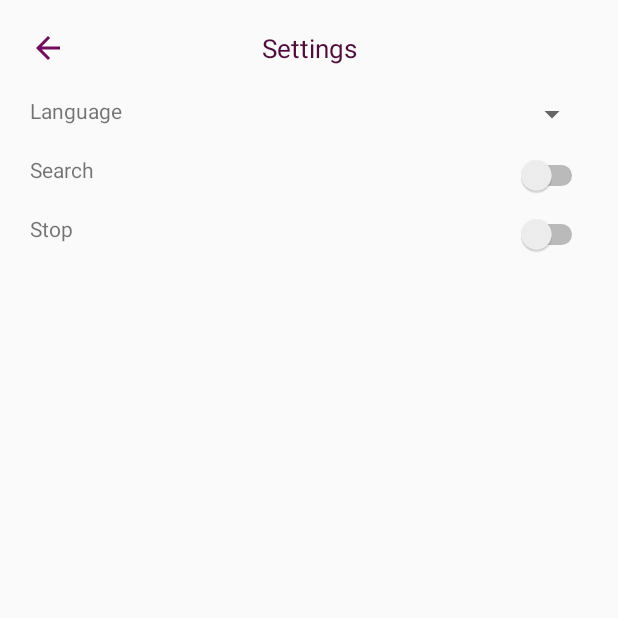
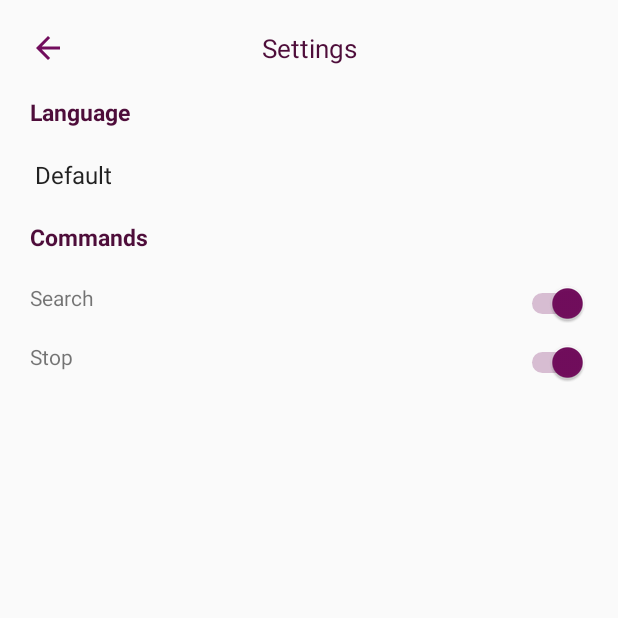
Before and after one commit to pranavjayaraj/Speech-To-Text, an Android app: the screen it shows after launch (Settings before the commit, SettingsActivity after it), after a tap on an icon or button, on a phone screen of 412 x 824 dp, the top half of it. Run offline under Robolectric (Android 15) with nearby library versions, the phone set to English and light mode, and no system bars; libraries missing offline, so code that uses them is left out: com.google.auth.oauth2, com.google.cloud.speech, io.grpc, io.grpc.internal, io.grpc.okhttp and 1 more; 2 statements that could not run were skipped.

Commit message:
select language code

```diff
--- a/app/src/main/java/com/pranavjayaraj/intellimind/Recent/RecentAdapter.java
+++ b/app/src/main/java/com/pranavjayaraj/intellimind/Adapter/RecentAdapter.java
@@ -1,16 +1,15 @@
-package com.pranavjayaraj.intellimind.Recent;
+package com.pranavjayaraj.intellimind.Adapter;
 
 import android.content.Context;
 import android.content.Intent;
 import android.view.LayoutInflater;
 import android.view.View;
 import android.view.ViewGroup;
-import android.widget.Button;
 import android.widget.TextView;
 
 import androidx.recyclerview.widget.RecyclerView;
 import com.pranavjayaraj.intellimind.R;
-import com.pranavjayaraj.intellimind.SearchActivity;
+import com.pranavjayaraj.intellimind.UI.SearchActivity;
 
 import java.util.List;
 
--- a/app/src/main/java/com/pranavjayaraj/intellimind/Database/DatabaseHandler.java
+++ b/app/src/main/java/com/pranavjayaraj/intellimind/Database/DatabaseHandler.java
@@ -14,7 +14,7 @@ import android.database.sqlite.SQLiteDatabase;
 import android.database.sqlite.SQLiteOpenHelper;
 import android.util.Log;
 
-import com.pranavjayaraj.intellimind.SearchObject;
+import com.pranavjayaraj.intellimind.Model.SearchObject;
 
 public class DatabaseHandler extends SQLiteOpenHelper {
 
--- a/app/src/main/java/com/pranavjayaraj/intellimind/SearchObject.java
+++ b/app/src/main/java/com/pranavjayaraj/intellimind/Model/SearchObject.java
@@ -1,4 +1,4 @@
-package com.pranavjayaraj.intellimind;
+package com.pranavjayaraj.intellimind.Model;
 
 public class SearchObject {
     public String objectName;
--- a/app/src/main/java/com/pranavjayaraj/intellimind/Settings.java
+++ /dev/null
@@ -1,16 +0,0 @@
-package com.pranavjayaraj.intellimind;
-
-import android.os.Bundle;
-
-import androidx.annotation.Nullable;
-import androidx.appcompat.app.AppCompatActivity;
-
-public class Settings extends AppCompatActivity
-{
-
-    @Override
-    protected void onCreate(@Nullable Bundle savedInstanceState) {
-        super.onCreate(savedInstanceState);
-        setContentView(R.layout.settings);
-    }
-}
--- a/app/src/main/java/com/pranavjayaraj/intellimind/MainActivity.java
+++ b/app/src/main/java/com/pranavjayaraj/intellimind/UI/MainActivity.java
@@ -1,4 +1,4 @@
-package com.pranavjayaraj.intellimind;
+package com.pranavjayaraj.intellimind.UI;
 import android.Manifest;
 import android.content.ComponentName;
 import android.content.Context;
@@ -28,13 +28,19 @@ import androidx.core.content.res.ResourcesCompat;
 import androidx.recyclerview.widget.DefaultItemAnimator;
 import androidx.recyclerview.widget.LinearLayoutManager;
 import androidx.recyclerview.widget.RecyclerView;
-
 import com.airbnb.lottie.LottieAnimationView;
 import com.google.gson.Gson;
 import com.google.gson.reflect.TypeToken;
 import com.pranavjayaraj.intellimind.Database.DatabaseHandler;
-import com.pranavjayaraj.intellimind.Recent.RecentAdapter;
-import com.pranavjayaraj.intellimind.AutoComplete.*;
+import com.pranavjayaraj.intellimind.Adapter.RecentAdapter;
+import com.pranavjayaraj.intellimind.Model.SearchObject;
+import com.pranavjayaraj.intellimind.R;
+import com.pranavjayaraj.intellimind.Service.CloudSpeechService;
+import com.pranavjayaraj.intellimind.Util.SearchSuggestion.CustomAutoCompleteTextChangedListener;
+import com.pranavjayaraj.intellimind.Util.SearchSuggestion.CustomAutoCompleteView;
+import com.pranavjayaraj.intellimind.Util.VoiceRecorder;
+import com.pranavjayaraj.intellimind.Util.VoiceView;
+
 import java.lang.reflect.Type;
 import java.util.ArrayList;
 import java.util.List;
@@ -82,6 +88,7 @@ public class MainActivity extends AppCompatActivity implements VoiceView.OnRecor
     public void onCreate(@Nullable Bundle savedInstanceState) {
         super.onCreate(savedInstanceState);
         sharedPreferences = getSharedPreferences("USER", MODE_PRIVATE);
+        editor = sharedPreferences.edit();
         getWindow().addFlags(WindowManager.LayoutParams.FLAG_KEEP_SCREEN_ON);
         getWindow().setFlags(WindowManager.LayoutParams.FLAG_FULLSCREEN,
                 WindowManager.LayoutParams.FLAG_FULLSCREEN);
@@ -91,12 +98,12 @@ public class MainActivity extends AppCompatActivity implements VoiceView.OnRecor
         settings.setOnClickListener(new View.OnClickListener() {
             @Override
             public void onClick(View view) {
-                Intent settings = new Intent(MainActivity.this,Settings.class);
+                Intent settings = new Intent(MainActivity.this, SettingsActivity.class);
                 startActivity(settings);
             }
         });
         recyclerView = (RecyclerView) findViewById(R.id.recycler_view);
-        editor = sharedPreferences.edit();
+        sharedPreferences.getString("language","En-US");
         search = (CustomAutoCompleteView) findViewById(R.id.search);
         imageButton = (ImageButton) findViewById(R.id.search_icon);
         imageButton.setOnClickListener(new View.OnClickListener() {
@@ -106,6 +113,10 @@ public class MainActivity extends AppCompatActivity implements VoiceView.OnRecor
                 {
                     insertSearchData();
                     SaveToRecent();
+                    if(mIsRecording)
+                    {
+                        stopListening();
+                    }
                     Intent searchActivity = new Intent(MainActivity.this, SearchActivity.class);
                     searchActivity.putExtra("query",search.getText().toString());
                     startActivity(searchActivity);
@@ -136,8 +147,8 @@ public class MainActivity extends AppCompatActivity implements VoiceView.OnRecor
         } catch (Exception e) {
             e.printStackTrace();
         }
+        ReadRecent();
 
-        ReadRecent();
     }
 
     // this function is used in CustomAutoCompleteTextChangedListener.java
@@ -217,40 +228,6 @@ public class MainActivity extends AppCompatActivity implements VoiceView.OnRecor
             databaseH.create(new SearchObject(search.getText().toString()));
     }
 
-    @Override
-    public void onStart() {
-        super.onStart();
-        // Prepare Cloud Speech API
-        bindService(new Intent(this, CloudSpeechService.class), mServiceConnection,
-                BIND_AUTO_CREATE);
-        // Start listening to voices
-        if (ActivityCompat.checkSelfPermission(this, Manifest.permission.RECORD_AUDIO)
-                == PackageManager.PERMISSION_GRANTED) {
-        } else if (ActivityCompat.shouldShowRequestPermissionRationale(this,
-                Manifest.permission.RECORD_AUDIO)) {
-            showPermissionMessageDialog();
-        } else {
-            ActivityCompat.requestPermissions(this, new String[]{Manifest.permission.RECORD_AUDIO},
-                    REQUEST_RECORD_AUDIO_PERMISSION);
-        }
-    }
-
-    @Override
-    public void onStop() {
-
-        // Stop listening to voice
-        stopVoiceRecorder();
-
-        // Stop Cloud Speech API
-        if (mCloudSpeechService != null) {
-            mCloudSpeechService.removeListener(mCloudSpeechServiceListener);
-            unbindService(mServiceConnection);
-            mCloudSpeechService = null;
-        }
-
-        super.onStop();
-    }
-
     private void initViews() {
 
         mSavedText = "Hello";
@@ -280,8 +257,10 @@ public class MainActivity extends AppCompatActivity implements VoiceView.OnRecor
                     }
                     else
                         {
+                            if(text.toLowerCase().contains("search"))
+                            {
                                 // Check if the user has spoken the word SEARCH
-                            if (text.toLowerCase().contains("search"))
+                                 if (sharedPreferences.getBoolean("search",true))
                                      {
                             // Check if the user is searching for an empty query
                                         if ((!search.getText().toString().isEmpty()))
@@ -289,10 +268,15 @@ public class MainActivity extends AppCompatActivity implements VoiceView.OnRecor
                                             startSearch(); // Start searching
                                             }
                                      }
+                            }
                             // Check if the user has spoken the word STOP
                              else if (text.toLowerCase().contains("stop"))
                                      {
-                            stopSearch();// Stop searching
+
+                                    if(sharedPreferences.getBoolean("stop",true))
+                                        {
+                                            stopListening();// Stop searching
+                                        }
                                       }
                              else
                                     {
@@ -324,8 +308,9 @@ public class MainActivity extends AppCompatActivity implements VoiceView.OnRecor
         @Override
         public void onVoiceStart() {
             showStatus(true);
-            if (mCloudSpeechService != null) {
-                mCloudSpeechService.startRecognizing(mVoiceRecorder.getSampleRate());
+            if (mCloudSpeechService != null)
+            {
+                mCloudSpeechService.startRecognizing(mVoiceRecorder.getSampleRate(), sharedPreferences.getString("language-code","Default"));
             }
         }
 
@@ -474,17 +459,17 @@ public class MainActivity extends AppCompatActivity implements VoiceView.OnRecor
     void startSearch() {
         insertSearchData();
         SaveToRecent();
-        search.setText("");
         stopVoiceRecorder();
         mStartStopBtn.changePlayButtonState(VoiceView.STATE_NORMAL);
         mPlayer = MediaPlayer.create(getApplicationContext(), R.raw.off);//Create MediaPlayer object with MP3 file under res/raw folder
         mPlayer.start();//Start playing the audio
         Intent searchActivity = new Intent(MainActivity.this, SearchActivity.class);
         searchActivity.putExtra("query",search.getText().toString());
+        search.setText("");
         startActivity(searchActivity);
     }
 
-    void stopSearch()
+    void stopListening()
     {
         search.setText("");
         stopVoiceRecorder();
@@ -493,4 +478,46 @@ public class MainActivity extends AppCompatActivity implements VoiceView.OnRecor
         mPlayer.start();
     }
 
+    @Override
+    public void onStart() {
+        super.onStart();
+        // Prepare Cloud Speech API
+        bindService(new Intent(this, CloudSpeechService.class), mServiceConnection,
+                BIND_AUTO_CREATE);
+        // Start listening to voices
+        if (ActivityCompat.checkSelfPermission(this, Manifest.permission.RECORD_AUDIO)
+                == PackageManager.PERMISSION_GRANTED) {
+        } else if (ActivityCompat.shouldShowRequestPermissionRationale(this,
+                Manifest.permission.RECORD_AUDIO)) {
+            showPermissionMessageDialog();
+        } else {
+            ActivityCompat.requestPermissions(this, new String[]{Manifest.permission.RECORD_AUDIO},
+                    REQUEST_RECORD_AUDIO_PERMISSION);
         }
+    }
+
+    @Override
+    public void onStop() {
+
+        // Stop listening to voice
+        if(mIsRecording) {
+            stopListening();
+        }
+
+        // Stop Cloud Speech API
+        if (mCloudSpeechService != null) {
+            mCloudSpeechService.removeListener(mCloudSpeechServiceListener);
+            unbindService(mServiceConnection);
+            mCloudSpeechService = null;
+        }
+
+        super.onStop();
+    }
+    @Override
+    public void onPause() {
+        super.onPause();
+        if (mIsRecording) {
+           stopListening();
+        }
+    }
+}
--- /dev/null
+++ b/app/src/main/java/com/pranavjayaraj/intellimind/UI/SettingsActivity.java
@@ -0,0 +1,145 @@
+package com.pranavjayaraj.intellimind.UI;
+
+import android.content.SharedPreferences;
+import android.content.res.Resources;
+import android.os.Bundle;
+import android.view.Gravity;
+import android.view.View;
+import android.view.ViewGroup;
+import android.widget.AdapterView;
+import android.widget.ArrayAdapter;
+import android.widget.CompoundButton;
+import android.widget.ImageButton;
+import android.widget.Spinner;
+import android.widget.Switch;
+import android.widget.TextView;
+
+import androidx.annotation.Nullable;
+import androidx.appcompat.app.AppCompatActivity;
+import com.pranavjayaraj.intellimind.R;
+
+public class SettingsActivity extends AppCompatActivity
+{
+    Switch search,stop;
+    Spinner language;
+    SharedPreferences.Editor editor;
+    SharedPreferences sharedPreferences;
+    String lang[]={};
+    String langCode[];
+    ImageButton back;
+
+    @Override
+    protected void onCreate(@Nullable Bundle savedInstanceState) {
+        super.onCreate(savedInstanceState);
+        setContentView(R.layout.settings);
+        back = (ImageButton) findViewById(R.id.back);
+        back.setOnClickListener(new View.OnClickListener() {
+            @Override
+            public void onClick(View view) {
+                onBackPressed();
+            }
+        });
+        Resources res = getResources();
+        sharedPreferences = getSharedPreferences("USER", MODE_PRIVATE);
+        editor = sharedPreferences.edit();
+        search = (Switch) findViewById(R.id.search);
+        search.setOnCheckedChangeListener(new CompoundButton.OnCheckedChangeListener() {
+            @Override
+            public void onCheckedChanged(CompoundButton compoundButton, boolean isChecked) {
+                if(isChecked)
+                {
+                    editor.putBoolean("search",true);
+                    editor.commit();
+                }
+                else
+                {
+                    editor.putBoolean("search",false);
+                    editor.commit();
+                }
+            }
+        });
+        stop = (Switch) findViewById(R.id.stop);
+        stop.setOnCheckedChangeListener(new CompoundButton.OnCheckedChangeListener() {
+            @Override
+            public void onCheckedChanged(CompoundButton compoundButton, boolean isChecked) {
+                if(isChecked)
+                {
+                    editor.putBoolean("stop",true);
+                    editor.commit();
+                }
+                else
+                {
+                    editor.putBoolean("stop",false);
+                    editor.commit();
+                }
+            }
+        });
+
+
+        language = (Spinner) findViewById(R.id.language);
+        lang= res.getStringArray( R.array.language);
+        langCode = res.getStringArray( R.array.language_code);
+        ArrayAdapter<String> arrayAdapter = new ArrayAdapter<String>(this,android.R.layout.simple_spinner_item, lang){
+            public View getView(int position, View convertView, ViewGroup parent)
+            {
+                View v = super.getView(position,convertView,parent);
+                ((TextView) v).setGravity(Gravity.END);
+
+                return v;
+            }
+            public View getDropDownView(int position, View convertView, ViewGroup parent)
+            {
+                View v = super.getDropDownView(position,convertView,parent);
+                ((TextView) v).setGravity(Gravity.END);
+                return v;
+            }
+        };
+        arrayAdapter.setDropDownViewResource(android.R.layout.simple_spinner_dropdown_item);
+        language.setAdapter(arrayAdapter);
+        language.setOnItemSelectedListener(new AdapterView.OnItemSelectedListener() {
+            @Override
+            public void onItemSelected(AdapterView<?> parent, View view, int position, long id) {
+                String code = langCode[position];
+                System.out.println("code "+code);
+                editor.putString("language-code",code);
+                editor.putInt("position",position);
+                editor.commit();
+            }
+            @Override
+            public void onNothingSelected(AdapterView <?> parent) {
+            }
+        });
+        getStart();
+        getStop();
+        getLanguage();
+    }
+
+    void getStart()
+    {
+     if(sharedPreferences.getBoolean("search",true))
+         {
+           search.setChecked(true);
+         }
+     else
+     {
+         search.setChecked(false);
+     }
+    }
+    void getStop()
+    {
+        if(sharedPreferences.getBoolean("stop",true))
+        {
+            stop.setChecked(true);
+        }
+        else
+        {
+            stop.setChecked(false);
+        }
+    }
+    void getLanguage()
+    {
+        language.setSelection(sharedPreferences.getInt("position",0));
+    }
+
+
+}
--- a/app/src/main/java/com/pranavjayaraj/intellimind/AutoComplete/CustomAutoCompleteTextChangedListener.java
+++ b/app/src/main/java/com/pranavjayaraj/intellimind/Util/SearchSuggestion/CustomAutoCompleteTextChangedListener.java
@@ -1,4 +1,4 @@
-package com.pranavjayaraj.intellimind.AutoComplete;
+package com.pranavjayaraj.intellimind.Util.SearchSuggestion;
 
 import android.content.Context;
 import android.text.Editable;
@@ -6,8 +6,8 @@ import android.text.InputFilter;
 import android.text.TextWatcher;
 import android.widget.ArrayAdapter;
 import android.widget.AutoCompleteTextView;
-import com.pranavjayaraj.intellimind.MainActivity;
-import com.pranavjayaraj.intellimind.Trie.Trie;
+import com.pranavjayaraj.intellimind.UI.MainActivity;
+import com.pranavjayaraj.intellimind.Util.Trie.Trie;
 import java.util.List;
 
 /**
--- a/app/src/main/java/com/pranavjayaraj/intellimind/AutoComplete/CustomAutoCompleteView.java
+++ b/app/src/main/java/com/pranavjayaraj/intellimind/Util/SearchSuggestion/CustomAutoCompleteView.java
@@ -1,4 +1,4 @@
-package com.pranavjayaraj.intellimind.AutoComplete;
+package com.pranavjayaraj.intellimind.Util.SearchSuggestion;
 
 /**
  * Created by Pranav on 26/8/19.
@@ -6,7 +6,6 @@ package com.pranavjayaraj.intellimind.AutoComplete;
 
 import android.content.Context;
 import android.util.AttributeSet;
-import android.widget.AutoCompleteTextView;
 
 import androidx.appcompat.widget.AppCompatAutoCompleteTextView;
 
--- a/app/src/main/java/com/pranavjayaraj/intellimind/Trie/Trie.java
+++ b/app/src/main/java/com/pranavjayaraj/intellimind/Util/Trie/Trie.java
@@ -1,4 +1,4 @@
-package com.pranavjayaraj.intellimind.Trie;
+package com.pranavjayaraj.intellimind.Util.Trie;
 
 /**
  * Created by Pranav on 27/8/19.
--- a/app/src/main/java/com/pranavjayaraj/intellimind/VoiceRecorder.java
+++ b/app/src/main/java/com/pranavjayaraj/intellimind/Util/VoiceRecorder.java
@@ -1,4 +1,4 @@
-package com.pranavjayaraj.intellimind;
+package com.pranavjayaraj.intellimind.Util;
 
 /**
  * Created by Pranav on 25/8/19.
--- a/app/src/main/java/com/pranavjayaraj/intellimind/VoiceView.java
+++ b/app/src/main/java/com/pranavjayaraj/intellimind/Util/VoiceView.java
@@ -1,4 +1,4 @@
-package com.pranavjayaraj.intellimind;
+package com.pranavjayaraj.intellimind.Util;
 
 import android.animation.AnimatorSet;
 import android.animation.ObjectAnimator;
@@ -13,6 +13,8 @@ import android.util.Log;
 import android.util.TypedValue;
 import android.view.MotionEvent;
 import android.view.View;
+
+import com.pranavjayaraj.intellimind.R;
 
 public class VoiceView extends View {
 
--- a/app/src/main/res/layout/searchlayout.xml
+++ b/app/src/main/res/layout/searchlayout.xml
@@ -14,6 +14,7 @@
         <ImageView
             android:layout_width="wrap_content"
             android:layout_marginLeft="10dp"
+            android:id="@+id/back"
             android:src="@drawable/ic_arrow_back_black_24dp"
             android:layout_height="wrap_content">
         </ImageView>
@@ -21,6 +22,7 @@
         <TextView
             android:layout_width="match_parent"
             android:id="@+id/query"
+            android:maxLines="1"
             android:textAlignment="center"
             android:layout_marginRight="34dp"
             android:textColor="@color/colorAccent"
--- a/app/src/main/res/layout/settings.xml
+++ b/app/src/main/res/layout/settings.xml
@@ -8,7 +8,9 @@
     android:layout_height="match_parent">
 
     <ImageButton
+        app:layout_constraintTop_toTopOf="parent"
         android:layout_width="wrap_content"
+        android:id="@+id/back"
         android:layout_marginStart="20dp"
         app:layout_constraintLeft_toLeftOf="parent"
         android:src="@drawable/ic_arrow_back_black_24dp"
@@ -32,6 +34,9 @@
     <TextView
         android:layout_width="wrap_content"
         android:text="Language"
+        android:textStyle="bold"
+        android:textColor="@color/colorPrimaryDark"
+        android:textSize="15sp"
         app:layout_constraintLeft_toLeftOf="parent"
         app:layout_constraintTop_toBottomOf="@+id/settings"
         android:id="@+id/lang"
@@ -39,50 +44,70 @@
         android:layout_height="wrap_content">
     </TextView>
 
+
     <TextView
+        android:id="@+id/commands"
         android:layout_width="wrap_content"
-        android:text="Search"
-        android:id="@+id/search"
+        android:layout_height="wrap_content"
+        android:layout_margin="20dp"
+        android:textColor="@color/colorPrimaryDark"
+        android:textSize="15sp"
+        android:textStyle="bold"
+        android:layout_marginLeft="20dp"
+        android:layout_marginTop="28dp"
+        android:text="Commands"
         app:layout_constraintLeft_toLeftOf="parent"
-        app:layout_constraintTop_toBottomOf="@+id/lang"
-        android:layout_margin="20dp"
-        android:layout_height="wrap_content">
+        app:layout_constraintTop_toBottomOf="@+id/language">
+
     </TextView>
 
     <TextView
         android:layout_width="wrap_content"
-        android:text="Stop"
-        android:id="@+id/stop"
+        android:text="Search"
+        android:id="@+id/searchtext"
         app:layout_constraintLeft_toLeftOf="parent"
-        app:layout_constraintTop_toBottomOf="@+id/search"
+        app:layout_constraintTop_toBottomOf="@+id/commands"
         android:layout_margin="20dp"
         android:layout_height="wrap_content">
     </TextView>
 
 
+    <TextView
+        android:layout_width="wrap_content"
+        android:text="Stop"
+        app:layout_constraintLeft_toLeftOf="parent"
+        app:layout_constraintTop_toBottomOf="@+id/searchtext"
+        android:layout_margin="20dp"
+        android:layout_height="wrap_content">
+    </TextView>
+
     <androidx.appcompat.widget.AppCompatSpinner
         android:layout_width="wrap_content"
-        android:layout_gravity="end"
-        android:id="@+id/spinner"
-        app:layout_constraintRight_toRightOf="@+id/cons"
-        app:layout_constraintTop_toBottomOf="@+id/settings"
-        android:layout_margin="20dp"
+        android:id="@+id/language"
+        android:background="@android:color/transparent"
+        app:layout_constraintLeft_toLeftOf="parent"
+        app:layout_constraintTop_toBottomOf="@+id/lang"
+        android:layout_marginTop="20dp"
+        android:layout_marginLeft="15dp"
+        android:layout_marginBottom="20dp"
         android:layout_height="wrap_content">
     </androidx.appcompat.widget.AppCompatSpinner>
 
     <Switch
         android:layout_width="wrap_content"
         android:layout_margin="20dp"
-        app:layout_constraintTop_toBottomOf="@+id/lang"
+        app:layout_constraintTop_toBottomOf="@+id/commands"
         app:layout_constraintRight_toRightOf="@+id/cons"
         android:layout_gravity="end"
+        android:id="@+id/search"
         android:layout_height="wrap_content">
     </Switch>
 
     <Switch
         android:layout_width="wrap_content"
         android:layout_margin="20dp"
-        app:layout_constraintTop_toBottomOf="@+id/search"
+        android:id="@+id/stop"
+        app:layout_constraintTop_toBottomOf="@+id/searchtext"
         app:layout_constraintRight_toRightOf="@+id/cons"
         android:layout_gravity="end"
         android:layout_height="wrap_content">
--- a/app/src/main/res/layout/speechlayout.xml
+++ b/app/src/main/res/layout/speechlayout.xml
@@ -28,7 +28,7 @@
 
         <TableRow>
 
-            <com.pranavjayaraj.intellimind.AutoComplete.CustomAutoCompleteView
+            <com.pranavjayaraj.intellimind.Util.SearchSuggestion.CustomAutoCompleteView
                 android:layout_width="match_parent"
                 android:layout_height="40dp"
                 android:layout_marginRight="15dp"
@@ -103,7 +103,7 @@
         android:layout_centerHorizontal="true"
         android:visibility="visible" >
 
-    <com.pranavjayaraj.intellimind.VoiceView
+    <com.pranavjayaraj.intellimind.Util.VoiceView
         android:id="@+id/recordButton"
         android:layout_width="100dp"
         android:layout_height="100dp"
--- /dev/null
+++ b/app/src/main/res/values/array.xml
@@ -0,0 +1,40 @@
+<?xml version="1.0" encoding="utf-8"?>
+<resources>
+    <string-array name="language">
+        <item>Default</item>
+        <item>English (Australia)</item>
+        <item>English (Canada)</item>
+        <item>English (Ghana)</item>
+        <item>English (Great Britain)</item>
+        <item>English (India)</item>
+        <item>English (Ireland)</item>
+        <item>English (Kenya)</item>
+        <item>English (New Zealand)</item>
+        <item>English (Nigeria)</item>
+        <item>English (Philippines)</item>
+        <item>English (Singapore)</item>
+        <item>English (South Africa)</item>
+        <item>English (Tanzania)</item>
+        <item>English (United States)</item>
+
+    </string-array>
+
+    <string-array name="language_code">
+        <item>Default</item>
+        <item>en-AU</item>
+        <item>en-CA</item>
+        <item>en-GH</item>
+        <item>en-GB</item>
+        <item>en-IN</item>
+        <item>en-IE</item>
+        <item>en-KE</item>
+        <item>en-NZ</item>
+        <item>en-NG</item>
+        <item>en-PH</item>
+        <item>en-SG</item>
+        <item>en-ZA</item>
+        <item>en-TZ</item>
+        <item>en-US</item>
+
+    </string-array>
+</resources>
```
Also changed, not shown: app/src/main/AndroidManifest.xml (+4 -4 lines), app/src/main/java/com/pranavjayaraj/intellimind/Service/CloudSpeechService.java (renamed from app/src/main/java/com/pranavjayaraj/intellimind/CloudSpeechService.java, +10 -5 lines), app/src/main/java/com/pranavjayaraj/intellimind/UI/SearchActivity.java (renamed from app/src/main/java/com/pranavjayaraj/intellimind/SearchActivity.java, +12 -1 lines). Lines whose indentation alone changed are shown as unchanged.
